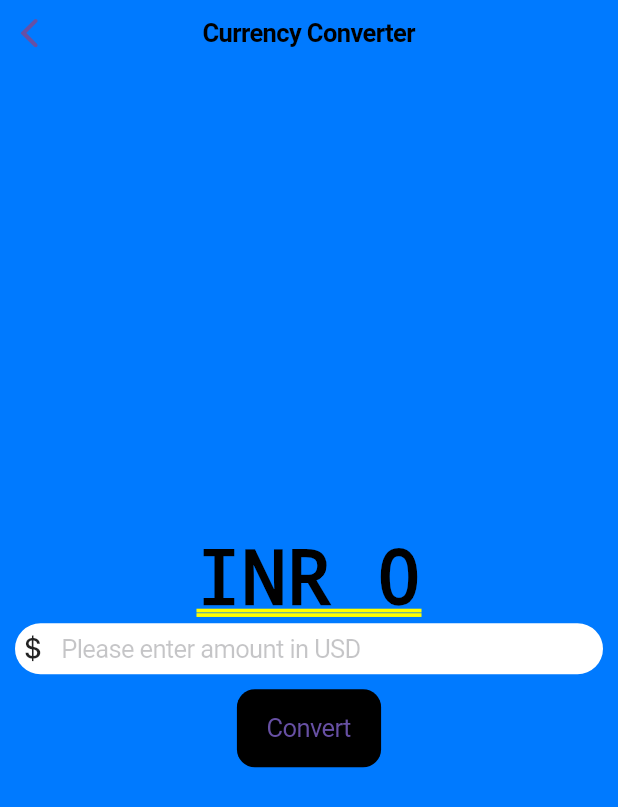
After one commit to Shaun-Titus/currency_converter, a Flutter app: the CurrencyConverterCupertinoPage screen opened directly, on a phone screen of 412 x 824 dp. The commit adds this screen. Shown: the top 807 px of the screen. Run offline on Flutter 3.47's test engine with Material 3 defaults, Android fonts, the phone set to English and light mode, and no system bars.

Commit message:
Finished Currency Converter App

```diff
--- /dev/null
+++ b/lib/currency_converter_cupertino_page.dart
@@ -0,0 +1,79 @@
+import 'package:flutter/cupertino.dart';
+
+class CurrencyConverterCupertinoPage extends StatefulWidget {
+  const CurrencyConverterCupertinoPage({super.key});
+
+  @override
+  State<CurrencyConverterCupertinoPage> createState() => _CurrencyConverterCupertinoPageState();
+}
+
+class _CurrencyConverterCupertinoPageState
+extends State<CurrencyConverterCupertinoPage> {
+
+    double result = 0;
+    final TextEditingController textEditingController = TextEditingController();
+
+    void convert() {
+                      setState(() {
+                        result = double.parse(textEditingController.text)*86.69;
+                      });
+                  }
+
+
+
+  @override
+  Widget build(BuildContext context) {
+
+    return  CupertinoPageScaffold(
+      backgroundColor: CupertinoColors.activeBlue,
+          navigationBar: const CupertinoNavigationBar(
+            backgroundColor: CupertinoColors.activeBlue,
+            middle: Text("Currency Converter",
+            style: TextStyle(color: CupertinoColors.black),
+            ),
+
+            ),
+          child: Center(
+            child:Padding(
+              padding: const EdgeInsets.all(10.0),
+              child: Column(
+                mainAxisAlignment: MainAxisAlignment.center,
+                  children: [
+                   Text(
+                   "INR ${result !=0 ? result.toStringAsFixed(2) : result.toStringAsFixed(0)}",
+                  style: const TextStyle(
+                    fontSize: 50,
+                    fontWeight: FontWeight.bold,
+                    color: CupertinoColors.black,
+                  ),
+                ),
+                // padding
+                // container
+
+                CupertinoTextField(
+                  controller: textEditingController,
+                  decoration: BoxDecoration(
+                    color: CupertinoColors.white,
+                    borderRadius: BorderRadius.circular(20),
+                  ),
+                  placeholder: "Please enter amount in USD",
+                  prefix: const Icon(CupertinoIcons.money_dollar),
+                   keyboardType: const TextInputType.numberWithOptions(
+                    decimal: true,
+                   )
+                 ),
+                // time for button
+                const SizedBox(height: 10),
+                CupertinoButton(
+                  onPressed: convert,
+                  color: CupertinoColors.black,
+
+                   child: const Text("Convert")
+                   )
+                ], // children
+              ),
+            ),
+          ),
+    );
+  }
+}
--- a/lib/currency_converter_material_page.dart
+++ b/lib/currency_converter_material_page.dart
@@ -20,6 +20,11 @@ class _CurrencyConverterMaterialPageState
                         result = double.parse(textEditingController.text)*86.69;
                       });
                   }
+  @override
+  void dispose() {
+    textEditingController.dispose();
+    super.dispose();
+  }
 
      @override
      Widget build(BuildContext context){
--- a/lib/main.dart
+++ b/lib/main.dart
@@ -1,5 +1,7 @@
+import 'package:currency_converter/currency_converter_cupertino_page.dart';
 import 'package:currency_converter/currency_converter_material_page.dart';
 import 'package:flutter/material.dart';
+import 'package:flutter/cupertino.dart';
 
 
 void main(){
@@ -16,3 +18,15 @@ class MyApp extends StatelessWidget{
       );
   }
 }
+
+
+class MyCupertinoApp extends StatelessWidget {
+  const MyCupertinoApp({super.key});
+
+  @override
+  Widget build(BuildContext context) {
+    return const CupertinoApp(
+        home: CurrencyConverterCupertinoPage(),
+      );
+  }
+}
```
Also changed, not shown: 1 other file.
